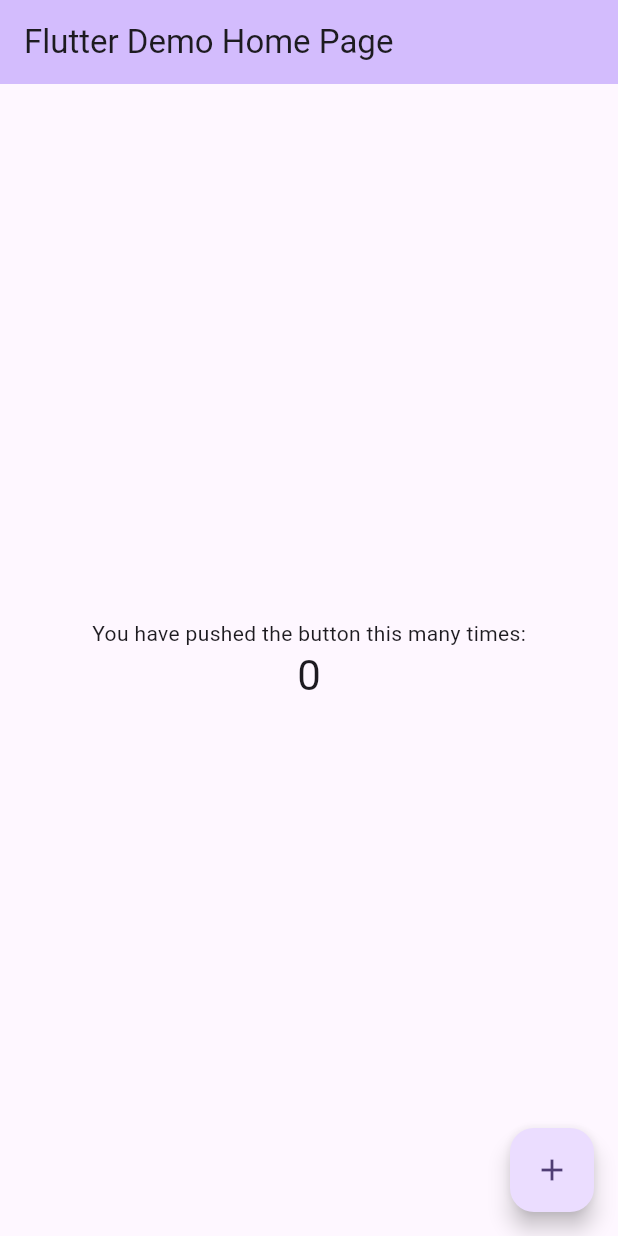
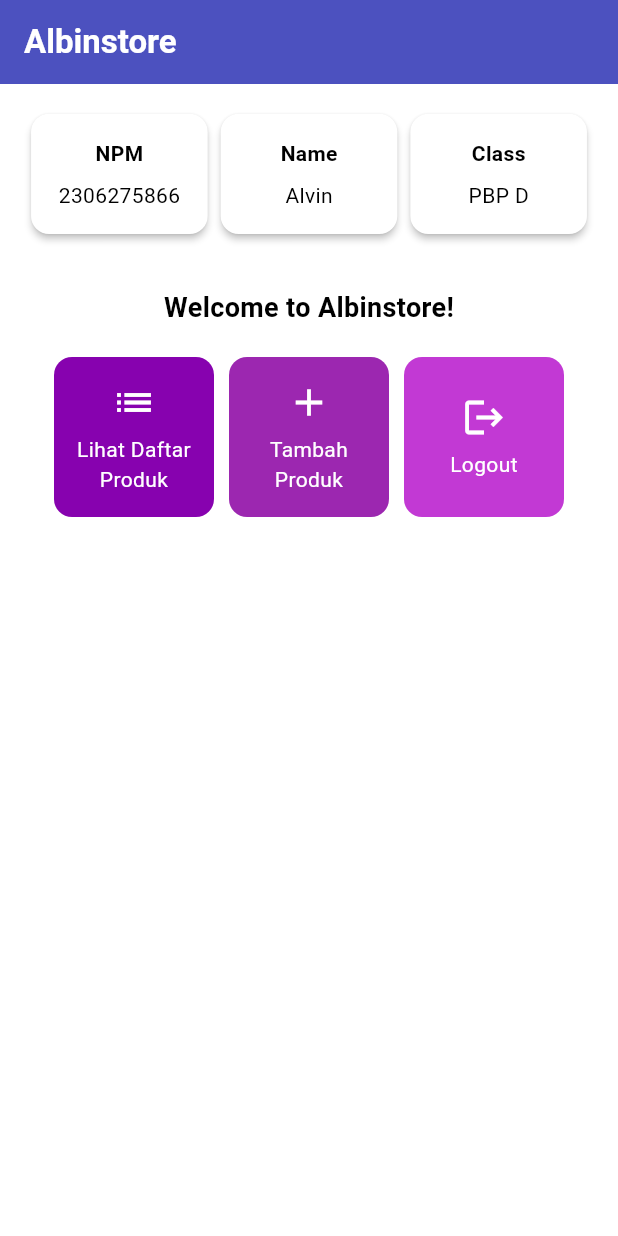
Before and after one commit to vinrheinaldy/albinstore-mobile, a Flutter app: the screen it shows after launch, on a phone screen of 412 x 824 dp. Run offline on Flutter 3.47's test engine with Material 3 defaults, Android fonts, the light colour scheme and no system bars.

Commit message:
tugas 7 done

```diff
--- a/lib/main.dart
+++ b/lib/main.dart
@@ -1,4 +1,5 @@
 import 'package:flutter/material.dart';
+import 'package:albinstore/menu.dart';
 
 void main() {
   runApp(const MyApp());
@@ -28,98 +29,14 @@
         //
         // This works for code too, not just values: Most code changes can be
         // tested with just a hot reload.
-        colorScheme: ColorScheme.fromSeed(seedColor: Colors.deepPurple),
-        useMaterial3: true,
+        colorScheme: ColorScheme.fromSwatch(
+          primarySwatch: Colors.deepPurple,
+        ).copyWith(
+          primary: const Color(0xFF4C51BF),
+          secondary: const Color(0xFF4C51BF),
+        ),
       ),
-      home: const MyHomePage(title: 'Flutter Demo Home Page'),
+      home: MyHomePage(),
     );
   }
 }
-
-class MyHomePage extends StatefulWidget {
-  const MyHomePage({super.key, required this.title});
-
-  // This widget is the home page of your application. It is stateful, meaning
-  // that it has a State object (defined below) that contains fields that affect
-  // how it looks.
-
-  // This class is the configuration for the state. It holds the values (in this
-  // case the title) provided by the parent (in this case the App widget) and
-  // used by the build method of the State. Fields in a Widget subclass are
-  // always marked "final".
-
-  final String title;
-
-  @override
-  State<MyHomePage> createState() => _MyHomePageState();
-}
-
-class _MyHomePageState extends State<MyHomePage> {
-  int _counter = 0;
-
-  void _incrementCounter() {
-    setState(() {
-      // This call to setState tells the Flutter framework that something has
-      // changed in this State, which causes it to rerun the build method below
-      // so that the display can reflect the updated values. If we changed
-      // _counter without calling setState(), then the build method would not be
-      // called again, and so nothing would appear to happen.
-      _counter++;
-    });
-  }
-
-  @override
-  Widget build(BuildContext context) {
-    // This method is rerun every time setState is called, for instance as done
-    // by the _incrementCounter method above.
-    //
-    // The Flutter framework has been optimized to make rerunning build methods
-    // fast, so that you can just rebuild anything that needs updating rather
-    // than having to individually change instances of widgets.
-    return Scaffold(
-      appBar: AppBar(
-        // TRY THIS: Try changing the color here to a specific color (to
-        // Colors.amber, perhaps?) and trigger a hot reload to see the AppBar
-        // change color while the other colors stay the same.
-        backgroundColor: Theme.of(context).colorScheme.inversePrimary,
-        // Here we take the value from the MyHomePage object that was created by
-        // the App.build method, and use it to set our appbar title.
-        title: Text(widget.title),
-      ),
-      body: Center(
-        // Center is a layout widget. It takes a single child and positions it
-        // in the middle of the parent.
-        child: Column(
-          // Column is also a layout widget. It takes a list of children and
-          // arranges them vertically. By default, it sizes itself to fit its
-          // children horizontally, and tries to be as tall as its parent.
-          //
-          // Column has various properties to control how it sizes itself and
-          // how it positions its children. Here we use mainAxisAlignment to
-          // center the children vertically; the main axis here is the vertical
-          // axis because Columns are vertical (the cross axis would be
-          // horizontal).
-          //
-          // TRY THIS: Invoke "debug painting" (choose the "Toggle Debug Paint"
-          // action in the IDE, or press "p" in the console), to see the
-          // wireframe for each widget.
-          mainAxisAlignment: MainAxisAlignment.center,
-          children: <Widget>[
-            const Text(
-              'You have pushed the button this many times:',
-            ),
-            Text(
-              '$_counter',
-              style: Theme.of(context).textTheme.headlineMedium,
-            ),
-          ],
-        ),
-      ),
-      floatingActionButton: FloatingActionButton(
-        onPressed: _incrementCounter,
-        tooltip: 'Increment',
-        child: const Icon(Icons.add),
-      ), // This trailing comma makes auto-formatting nicer for build methods.
-    );
-  }
-}
--- /dev/null
+++ b/lib/menu.dart
@@ -0,0 +1,188 @@
+import 'package:flutter/material.dart';
+
+class MyHomePage extends StatelessWidget {
+  MyHomePage({super.key});
+  final String npm = '2306275866';
+  final String name = 'Alvin';
+  final String className = 'PBP D';
+  final List<ItemHomepage> items = [
+    ItemHomepage("Lihat Daftar Produk", Icons.list,
+        const Color.fromARGB(255, 135, 2, 175)),
+    ItemHomepage("Tambah Produk", Icons.add, Colors.purple),
+    ItemHomepage(
+        "Logout", Icons.logout, const Color.fromARGB(255, 194, 57, 212)),
+  ];
+
+  @override
+  Widget build(BuildContext context) {
+    // Scaffold menyediakan struktur dasar halaman dengan AppBar dan body.
+    return Scaffold(
+      // AppBar adalah bagian atas halaman yang menampilkan judul.
+      appBar: AppBar(
+        // Judul aplikasi "Mental Health Tracker" dengan teks putih dan tebal.
+        title: const Text(
+          'Albinstore',
+          style: TextStyle(
+            color: Colors.white,
+            fontWeight: FontWeight.bold,
+          ),
+        ),
+        // Warna latar belakang AppBar diambil dari skema warna tema aplikasi.
+        backgroundColor: Theme.of(context).colorScheme.primary,
+      ),
+      // Body halaman dengan padding di sekelilingnya.
+      body: Padding(
+        padding: const EdgeInsets.all(16.0),
+        // Menyusun widget secara vertikal dalam sebuah kolom.
+        child: Column(
+          crossAxisAlignment: CrossAxisAlignment.center,
+          children: [
+            // Row untuk menampilkan 3 InfoCard secara horizontal.
+            Row(
+              mainAxisAlignment: MainAxisAlignment.spaceEvenly,
+              children: [
+                InfoCard(title: 'NPM', content: npm),
+                InfoCard(title: 'Name', content: name),
+                InfoCard(title: 'Class', content: className),
+              ],
+            ),
+
+            // Memberikan jarak vertikal 16 unit.
+            const SizedBox(height: 16.0),
+
+            // Menempatkan widget berikutnya di tengah halaman.
+            Center(
+              child: Column(
+                // Menyusun teks dan grid item secara vertikal.
+
+                children: [
+                  // Menampilkan teks sambutan dengan gaya tebal dan ukuran 18.
+                  const Padding(
+                    padding: EdgeInsets.only(top: 16.0),
+                    child: Text(
+                      'Welcome to Albinstore!',
+                      style: TextStyle(
+                        fontWeight: FontWeight.bold,
+                        fontSize: 18.0,
+                      ),
+                    ),
+                  ),
+
+                  // Grid untuk menampilkan ItemCard dalam bentuk grid 3 kolom.
+                  GridView.count(
+                    primary: true,
+                    padding: const EdgeInsets.all(20),
+                    crossAxisSpacing: 10,
+                    mainAxisSpacing: 10,
+                    crossAxisCount: 3,
+                    // Agar grid menyesuaikan tinggi kontennya.
+                    shrinkWrap: true,
+
+                    // Menampilkan ItemCard untuk setiap item dalam list items.
+                    children: items.map((ItemHomepage item) {
+                      return ItemCard(item);
+                    }).toList(),
+                  ),
+                ],
+              ),
+            ),
+          ],
+        ),
+      ),
+    );
+  }
+}
+
+class InfoCard extends StatelessWidget {
+  // Kartu informasi yang menampilkan title dan content.
+
+  final String title; // Judul kartu.
+  final String content; // Isi kartu.
+
+  const InfoCard({super.key, required this.title, required this.content});
+
+  @override
+  Widget build(BuildContext context) {
+    return Card(
+      // Membuat kotak kartu dengan bayangan dibawahnya.
+      elevation: 2.0,
+      child: Container(
+        // Mengatur ukuran dan jarak di dalam kartu.
+        width: MediaQuery.of(context).size.width /
+            3.5, // menyesuaikan dengan lebar device yang digunakan.
+        padding: const EdgeInsets.all(16.0),
+        // Menyusun title dan content secara vertikal.
+        child: Column(
+          children: [
+            Text(
+              title,
+              style: const TextStyle(fontWeight: FontWeight.bold),
+            ),
+            const SizedBox(height: 8.0),
+            Text(content),
+          ],
+        ),
+      ),
+    );
+  }
+}
+
+class ItemCard extends StatelessWidget {
+  // Menampilkan kartu dengan ikon dan nama.
+
+  final ItemHomepage item;
+
+  const ItemCard(this.item, {super.key});
+
+  @override
+  Widget build(BuildContext context) {
+    return Material(
+      // Menentukan warna latar belakang dari tema aplikasi.
+      color: item.color,
+      // Membuat sudut kartu melengkung.
+      borderRadius: BorderRadius.circular(12),
+
+      child: InkWell(
+        // Aksi ketika kartu ditekan.
+        onTap: () {
+          // Menampilkan pesan SnackBar saat kartu ditekan.
+          ScaffoldMessenger.of(context)
+            ..hideCurrentSnackBar()
+            ..showSnackBar(SnackBar(
+                content: Text("Kamu telah menekan tombol ${item.name}!")));
+        },
+        // Container untuk menyimpan Icon dan Text
+        child: Container(
+          padding: const EdgeInsets.all(8),
+          child: Center(
+            child: Column(
+              // Menyusun ikon dan teks di tengah kartu.
+              mainAxisAlignment: MainAxisAlignment.center,
+              children: [
+                Icon(
+                  item.icon,
+                  color: Colors.white,
+                  size: 30.0,
+                ),
+                const Padding(padding: EdgeInsets.all(3)),
+                Text(
+                  item.name,
+                  textAlign: TextAlign.center,
+                  style: const TextStyle(color: Colors.white),
+                ),
+              ],
+            ),
+          ),
+        ),
+      ),
+    );
+  }
+}
+
+class ItemHomepage {
+  final String name;
+  final IconData icon;
+  final Color color;
+
+  ItemHomepage(this.name, this.icon, this.color);
+}
```
